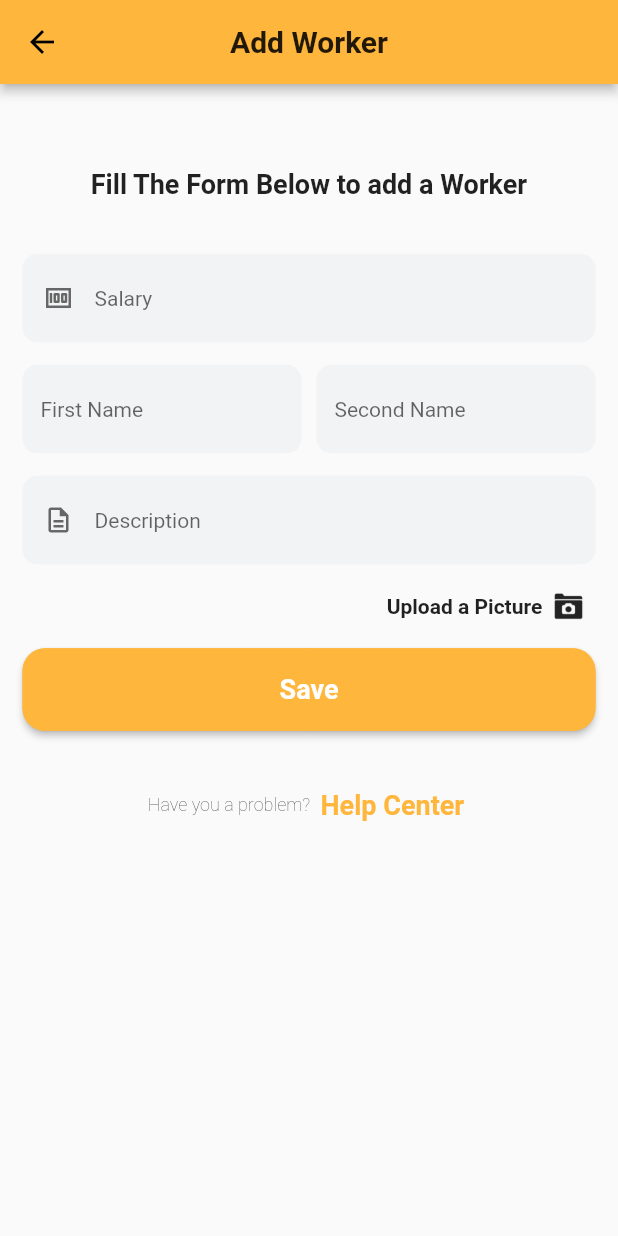
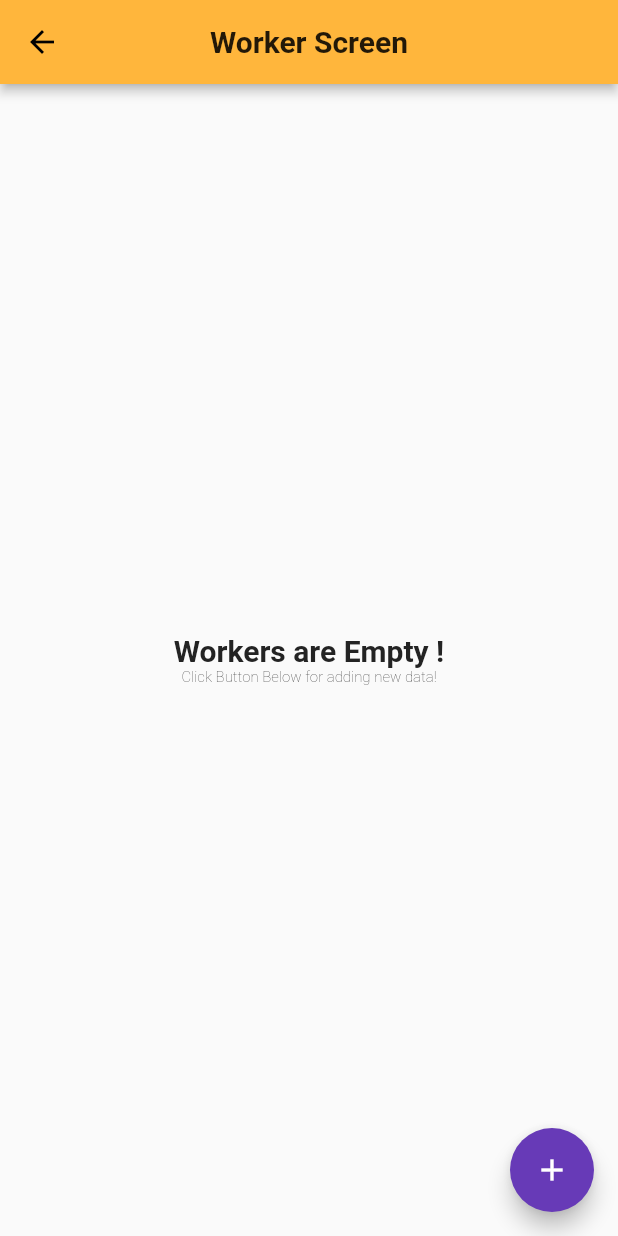
Before and after one commit to mahammadbakr/Karexar, a Flutter app: the screen it shows after launch, after a tap on "Workers", on a phone screen of 412 x 824 dp. Run offline on Flutter 3.47's test engine with Material 2 defaults, Android fonts, the phone set to English and light mode, and no system bars; our stand-ins replace image_picker, sqflite; accounts and stored records are empty.

Commit message:
new big update

```diff
--- a/lib/Models/Project.dart
+++ b/lib/Models/Project.dart
@@ -20,8 +20,8 @@ class Project {
   String image;
   String ownerName;
   int ownerNumber;
-  List<Map<String,dynamic>> days;
-  bool isActive;
+  // List<Map<String,dynamic>> days;
+  int isActive;
 
   Project(
       {this.id,
@@ -33,7 +33,7 @@ class Project {
       this.image,
       this.ownerName,
       this.ownerNumber,
-      this.days,
+      // this.days,
       this.isActive});
 
   factory Project.fromMap(Map<String, dynamic> json) => new Project(
@@ -46,7 +46,7 @@ class Project {
       image: json["image"],
       ownerName: json["ownerName"],
       ownerNumber: json["ownerNumber"],
-      days: json["days"],
+      // days: json["days"],
       isActive: json["isActive"]);
 
   Map<String, dynamic> toMap() => {
@@ -59,7 +59,7 @@ class Project {
         "image": image,
         "ownerName": ownerName,
         "ownerNumber": ownerNumber,
-        "days": days,
+        // "days": days,
         "isActive": isActive
       };
 }
--- a/lib/Models/Thing.dart
+++ b/lib/Models/Thing.dart
@@ -14,35 +14,37 @@ class Thing {
   int id;
   String name;
   int cost;
-  DateTime date;
-  Map<String,dynamic> projectWork;
+  String date;
+  // Map<String,dynamic> projectWork;
   String note;
-  bool isCash;
+  int isCash;
 
   Thing(
       {this.id,
       this.name,
       this.cost,
       this.date,
-      this.projectWork,
+      // this.projectWork,
       this.note,
-      this.isCash});
+      this.isCash
+      });
 
   factory Thing.fromMap(Map<String, dynamic> json) => new Thing(
       id: json["id"],
       name: json["name"],
       cost: json["cost"],
       date: json["date"],
-      projectWork: json["projectWork"],
+      // projectWork: json["projectWork"],
       note: json["note"],
-      isCash: json["isCash"]);
+      isCash: json["isCash"]
+      );
 
   Map<String, dynamic> toMap() => {
         "id": id,
         "name": name,
         "cost": cost,
         "date": date,
-        "projectWork": projectWork,
+        // "projectWork": projectWork,
         "note": note,
         "isCash": isCash
       };
--- a/lib/Screens/AddPersonScreen/AddPersonScreen.dart
+++ b/lib/Screens/AddPersonScreen/AddPersonScreen.dart
@@ -328,7 +328,7 @@ class _AddPersonScreenState extends State<AddPersonScreen> {
             firstName: dataMap["firstName"],
             secondName: dataMap["secondName"],
             description: dataMap["description"],
-            image: dataMap["image"]
+            image: dataMap["image"],
         ));
 
         setState(() {
--- a/lib/Screens/HomeScreen/HomeScreen.dart
+++ b/lib/Screens/HomeScreen/HomeScreen.dart
@@ -108,7 +108,7 @@ class _HomeScreenState extends State<HomeScreen> {
             SliverGridDelegateWithFixedCrossAxisCount(crossAxisCount: 3),
         children: <Widget>[
           GestureDetector(
-            onTap: ()=>Navigator.pushNamed(context, "/addProject"),
+            onTap: ()=>Navigator.pushNamed(context, "/projects"),
             child: Card(
               margin: EdgeInsets.all(12),
               shape: RoundedRectangleBorder(
@@ -130,7 +130,7 @@ class _HomeScreenState extends State<HomeScreen> {
             ),
           ),
           GestureDetector(
-            onTap: ()=>Navigator.pushNamed(context, "/addPerson"),
+            onTap: ()=>Navigator.pushNamed(context, "/persons"),
             child: Card(
               margin: EdgeInsets.all(12),
               shape: RoundedRectangleBorder(
@@ -171,7 +171,7 @@ class _HomeScreenState extends State<HomeScreen> {
             ),
           ),
           GestureDetector(
-            onTap: ()=>Navigator.pushNamed(context, "/addThing"),
+            onTap: ()=>Navigator.pushNamed(context, "/things"),
             child: Card(
               margin: EdgeInsets.all(12),
               shape: RoundedRectangleBorder(
--- /dev/null
+++ b/lib/Screens/PersonsScreen/PersonsScreen.dart
@@ -0,0 +1,111 @@
+import 'dart:io';
+
+import 'package:flutter/cupertino.dart';
+import 'package:flutter/material.dart';
+import 'package:kar_administration/Helpers/Database.dart';
+import 'package:kar_administration/Models/Person.dart';
+import 'package:kar_administration/Models/Project.dart';
+import 'package:kar_administration/Screens/HomeScreen/Components/UnderScreenContainer.dart';
+
+import '../../Constants.dart';
+
+class PersonsScreen extends StatelessWidget {
+  @override
+  Widget build(BuildContext context) {
+    return Scaffold(
+      appBar: AppBar(
+        title: Text(
+          "Worker Screen",
+          style:
+              AppTextStyle.regularTitle20.copyWith(fontWeight: FontWeight.bold),
+          textAlign: TextAlign.center,
+        ),
+        centerTitle: true,
+      ),
+      body: FutureBuilder<List<Person>>(
+        future: DBProvider.db.getAllPersons(),
+        builder: (BuildContext context, AsyncSnapshot<List<Person>> snapshot) {
+          if (snapshot.hasData) {
+            if (snapshot.data.isEmpty) {
+              return Center(
+                  child: Column(
+                crossAxisAlignment: CrossAxisAlignment.center,
+                mainAxisAlignment: MainAxisAlignment.center,
+                children: [
+                  Text(
+                    "Workers are Empty !",
+                    style: AppTextStyle.boldTitle20
+                        .copyWith(color: ColorConstants.blackAppColor),
+                  ),
+                  Text(
+                    "Click Button Below for adding new data!",
+                    style: AppTextStyle.thinTitle10
+                        .copyWith(color: ColorConstants.blackAppColor),
+                  ),
+                ],
+              ));
+            }
+            return ListView.builder(
+              itemCount: snapshot.data.length,
+              itemBuilder: (BuildContext context, int index) {
+                Person item = snapshot.data[index];
+
+                return Dismissible(
+                  secondaryBackground: UnderScreenContainer(),
+                  key: UniqueKey(),
+                  background: UnderScreenContainer(),
+                  onDismissed: (direction) {
+                    DBProvider.db.deleteProject(item.id);
+                  },
+                  child: Padding(
+                    padding:
+                        const EdgeInsets.symmetric(vertical: 4, horizontal: 14),
+                    child: Row(
+                      crossAxisAlignment: CrossAxisAlignment.center,
+                      mainAxisAlignment: MainAxisAlignment.start,
+                      children: [
+                        Column(
+                          crossAxisAlignment: CrossAxisAlignment.start,
+                          children: [
+                            Text(
+                              item.firstName,
+                              style: AppTextStyle.regularTitle16,
+                            ),
+                            Text(
+                              item.secondName,
+                              style: AppTextStyle.thinTitle12,
+                            ),
+                          ],
+                        ),
+                        Spacer(),
+                        IconButton(
+                          icon: Icon(
+                            Icons.location_on,
+                            color: ColorConstants.mainAppColor,
+                            size: 24,
+                          ),
+                        ),
+                        CircleAvatar(
+                            backgroundImage:
+                                FileImage(File(snapshot.data[index].image)),
+                            radius: 20,
+                            backgroundColor: Colors.white),
+                      ],
+                    ),
+                  ),
+                );
+              },
+            );
+          } else {
+            return Center(child: CircularProgressIndicator());
+          }
+        },
+      ),
+
+      floatingActionButton: FloatingActionButton(
+        child: Icon(Icons.add),
+        onPressed: () => Navigator.pushNamed(context, "/addPerson")
+      ),
+    );
+  }
+}
--- a/lib/main.dart
+++ b/lib/main.dart
@@ -1,12 +1,14 @@
 import 'package:flutter/material.dart';
 import 'package:kar_administration/Screens/AddProjectScreen/AddProjectScreen.dart';
 import 'package:kar_administration/Screens/AddthingScreen/AddThingScreen.dart';
+import 'package:kar_administration/Screens/ProjectsScreen/ProjectsScreen.dart';
+import 'package:kar_administration/Screens/ThingsScreen/ThingsScreen.dart';
 import 'package:provider/provider.dart';
-
 import 'Constants.dart';
 import 'Providers/LocationProvider.dart';
 import 'Screens/AddPersonScreen/AddPersonScreen.dart';
 import 'Screens/HomeScreen/HomeScreen.dart';
+import 'Screens/PersonsScreen/PersonsScreen.dart';
 import 'Screens/SplashScreen/SplashScreen.dart';
 
 void main() => runApp(MyApp());
@@ -43,6 +45,9 @@ class _MyAppState extends State<MyApp> {
           '/addPerson': (context) => AddPersonScreen(),
           '/addProject': (context) => AddProjectScreen(),
           '/addThing': (context) => AddThingScreen(),
+          '/projects': (context) => ProjectsScreen(),
+          '/persons': (context) => PersonsScreen(),
+          '/things': (context) => ThingsScreen(),
         },
       ),
     );
```
Also changed, not shown: lib/Helpers/Database.dart (+4 -6 lines), lib/Screens/AddProjectScreen/AddProjectScreen.dart (+50 -75 lines), lib/Screens/AddthingScreen/AddThingScreen.dart (+62 -40 lines), lib/Screens/ProjectsScreen/ProjectsScreen.dart (added, +110 -0 lines), lib/Screens/ThingsScreen/ThingsScreen.dart (added, +107 -0 lines), 1 other file.
